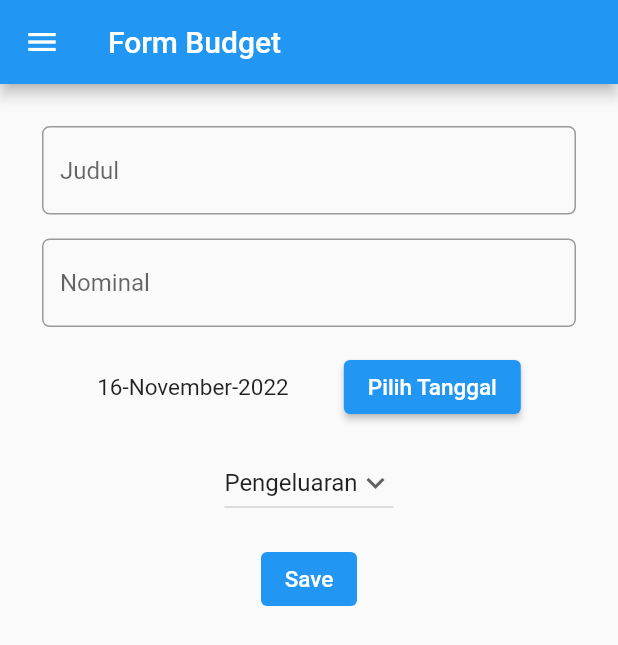
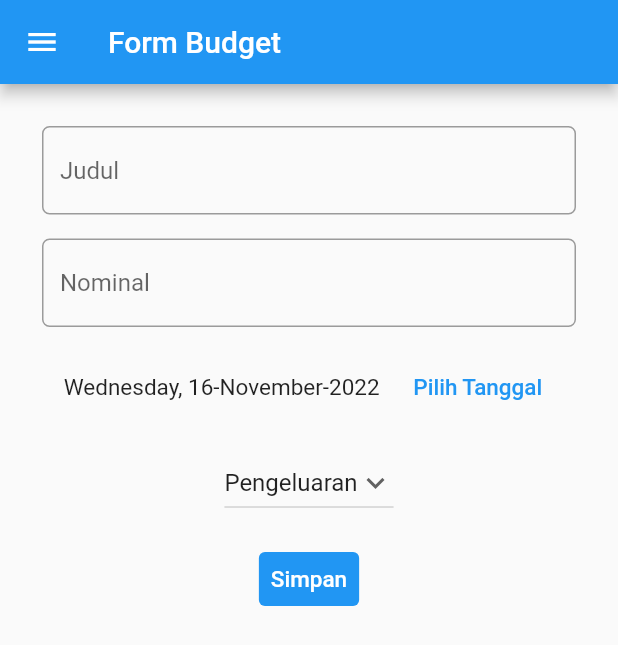
Before and after one commit to mazayanur11/pbp-flutter-lab, a Flutter app: the screen it shows after launch, in the side drawer, after a tap on "Tambah Budget", on a phone screen of 412 x 824 dp. Shown: the top 645 px of the screen. Run offline on Flutter 3.47's test engine with Material 2 defaults, Android fonts, the phone set to English and light mode, and no system bars.

Commit message:
tugas 8 done

```diff
--- a/lib/data.dart
+++ b/lib/data.dart
@@ -86,7 +86,7 @@ class _MyDataPageState extends State<MyDataPage> {
 }
 
 // Add ke data
-void addBudget(String judul, int nominal, String jenis, DateTime tanggal){
+void addData(String judul, int nominal, String jenis, DateTime tanggal){
   _MyDataPageState.listJudul.add(judul);
   _MyDataPageState.listNominal.add(nominal);
   _MyDataPageState.listPilihanJenis.add(jenis);
--- a/lib/form.dart
+++ b/lib/form.dart
@@ -17,14 +17,6 @@ class _MyFormPageState extends State<MyFormPage> {
   int nominal = 0;
   String jenis = 'Pengeluaran';
   DateTime tanggal = DateTime.now();
-
-  final _controllerJudul = TextEditingController();
-  final _controllerNominal = TextEditingController();
-
-  void clearText() {
-    _judul = '';
-    nominal = 0;
-  }
 
   bool isNumeric(String value){
     return int.tryParse(value) != null;
@@ -115,13 +107,9 @@ class _MyFormPageState extends State<MyFormPage> {
                   child: Row(
                     mainAxisAlignment: MainAxisAlignment.spaceEvenly,
                     children: [
-                      Text(DateFormat('d-MMMM-yyy').format(tanggal), style: const TextStyle(fontSize: 15)),
-                      ElevatedButton(
+                      Text(DateFormat('EEEE, d-MMMM-yyy').format(tanggal), style: const TextStyle(fontSize: 15)),
+                      TextButton(
                         child: const Text("Pilih Tanggal", style: TextStyle(fontSize: 15)),
-                    style: ElevatedButton.styleFrom(
-                      foregroundColor: Theme.of(context).colorScheme.onSecondaryContainer,
-                      backgroundColor: Theme.of(context).colorScheme.secondaryContainer,
-                    ),
                         onPressed: () {
                           showDatePicker(
                             context: context,
@@ -173,16 +161,12 @@ class _MyFormPageState extends State<MyFormPage> {
                     ),
                     onPressed: () {
                       if (_formKey.currentState!.validate()) {
-                      addBudget(_judul, nominal, jenis, tanggal);
-                      Navigator.push(
-                        context,
-                        MaterialPageRoute(builder: (context) => const MyDataPage()),
-                      );
-                      clearText();
+                        addData(_judul, nominal, jenis, tanggal);
+                        Navigator.push(context,MaterialPageRoute(builder: (context) => const MyDataPage()),);
                       }
                     },
                     child: const Text(
-                    "Save",
+                      "Simpan",
                       style: TextStyle(color: Colors.white, fontSize: 15),
                     ),
                   ),
```
Also changed, not shown: 1 other file. Lines whose indentation alone changed are shown as unchanged.
